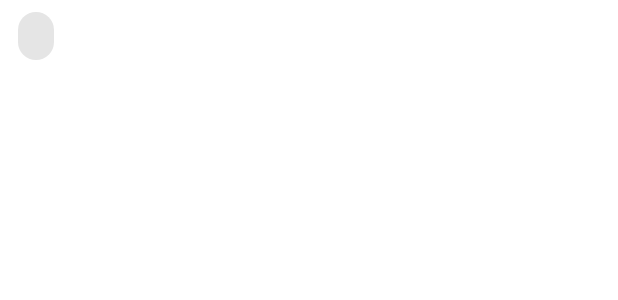
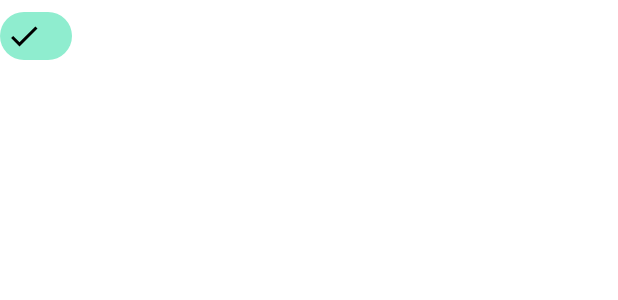
Before and after one commit to giuroperto/udacity_kotlin_exercises, an Android app: the layout region.xml on its own in the app's theme, with its tools: preview values and no code run, on a phone screen of 412 x 824 dp. Shown: the top 300 px of the screen. Run offline under Robolectric (Android 15) with nearby library versions, the phone set to English and light mode, and no system bars; Roboto replaces fonts that are not available here.

Commit message:
configuring dark mode

```diff
--- a/12.GdgFinder/app/src/main/java/com/example/android/gdgfinder/MainActivity.kt
+++ b/12.GdgFinder/app/src/main/java/com/example/android/gdgfinder/MainActivity.kt
@@ -3,6 +3,7 @@ package com.example.android.gdgfinder
 import android.os.Bundle
 import android.view.View
 import androidx.appcompat.app.AppCompatActivity
+import androidx.appcompat.app.AppCompatDelegate
 import androidx.databinding.DataBindingUtil
 import androidx.navigation.NavDestination
 import androidx.navigation.findNavController
@@ -18,6 +19,8 @@ class MainActivity : AppCompatActivity() {
     override fun onCreate(savedInstanceState: Bundle?) {
         super.onCreate(savedInstanceState)
         binding = DataBindingUtil.setContentView(this, R.layout.activity_main)
+
+//        AppCompatDelegate.setDefaultNightMode(AppCompatDelegate.MODE_NIGHT_YES)
 
         setupNavigation()
     }
--- /dev/null
+++ b/12.GdgFinder/app/src/main/res/color/selected_highlight.xml
@@ -0,0 +1,5 @@
+<?xml version="1.0" encoding="utf-8"?>
+<selector xmlns:android="http://schemas.android.com/apk/res/android">
+    <item android:color="?colorPrimaryVariant" android:state_checked="true" />
+    <item android:color="?colorOnSurface" android:alpha="0.18" />
+</selector>
--- a/12.GdgFinder/app/src/main/res/layout/region.xml
+++ b/12.GdgFinder/app/src/main/res/layout/region.xml
@@ -7,4 +7,7 @@
     android:layout_width="wrap_content"
     android:layout_height="wrap_content"
     style="@style/Widget.MaterialComponents.Chip.Choice"
+    app:checkedIconVisible="true"
+    tools:checked="true"
+    app:chipBackgroundColor="@color/selected_highlight"
     />
--- /dev/null
+++ b/12.GdgFinder/app/src/main/res/values-night/colors.xml
@@ -0,0 +1,11 @@
+<?xml version="1.0" encoding="utf-8"?>
+<resources>
+    <color name="primaryColor">#487a69</color>
+    <color name="primaryLightColor">#76a997</color>
+    <color name="primaryDarkColor">#1b4e3e</color>
+    <color name="secondaryColor">#ff649b</color>
+    <color name="secondaryLightColor">#ff97cc</color>
+    <color name="secondaryDarkColor">#c82d6d</color>
+    <color name="primaryTextColor">#ffffff</color>
+    <color name="secondaryTextColor">#000000</color>
+</resources>
--- a/12.GdgFinder/app/src/main/res/values/styles.xml
+++ b/12.GdgFinder/app/src/main/res/values/styles.xml
@@ -1,7 +1,7 @@
 <resources>
 
     <!-- Base application theme. -->
-    <style name="AppTheme" parent="Theme.MaterialComponents.Light.NoActionBar">
+    <style name="AppTheme" parent="Theme.MaterialComponents.DayNight.NoActionBar">
         <!-- Customize your theme here. -->
         <item name="colorPrimary">@color/primaryColor</item>
         <item name="colorPrimaryDark">@color/primaryDarkColor</item>
```
